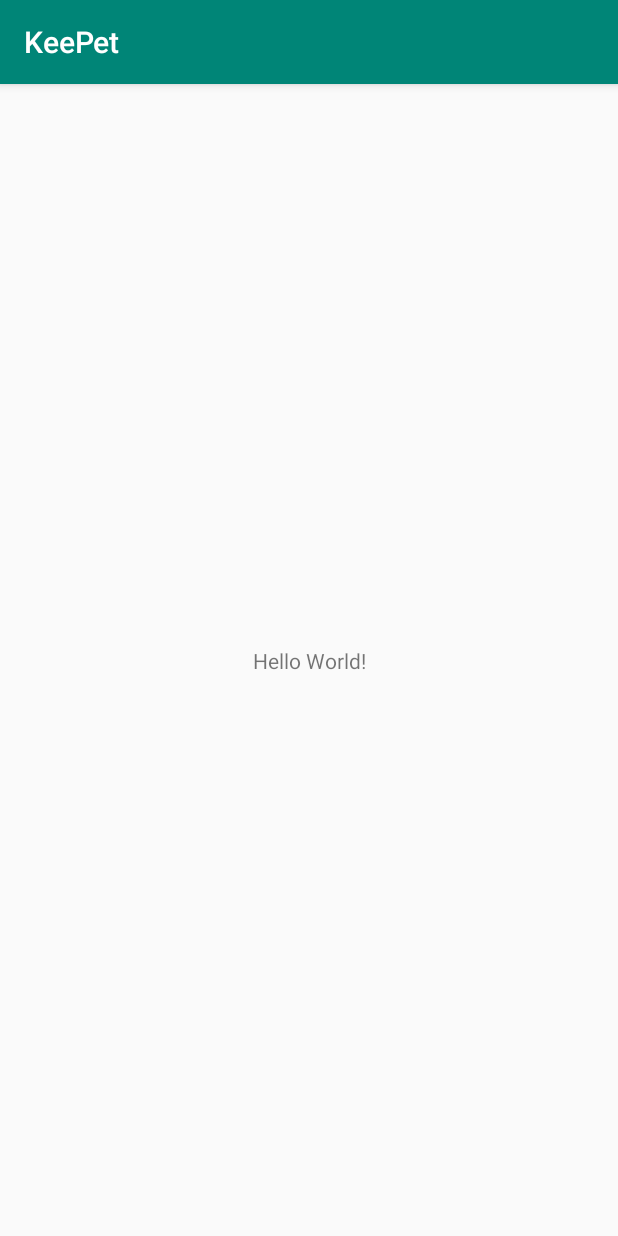
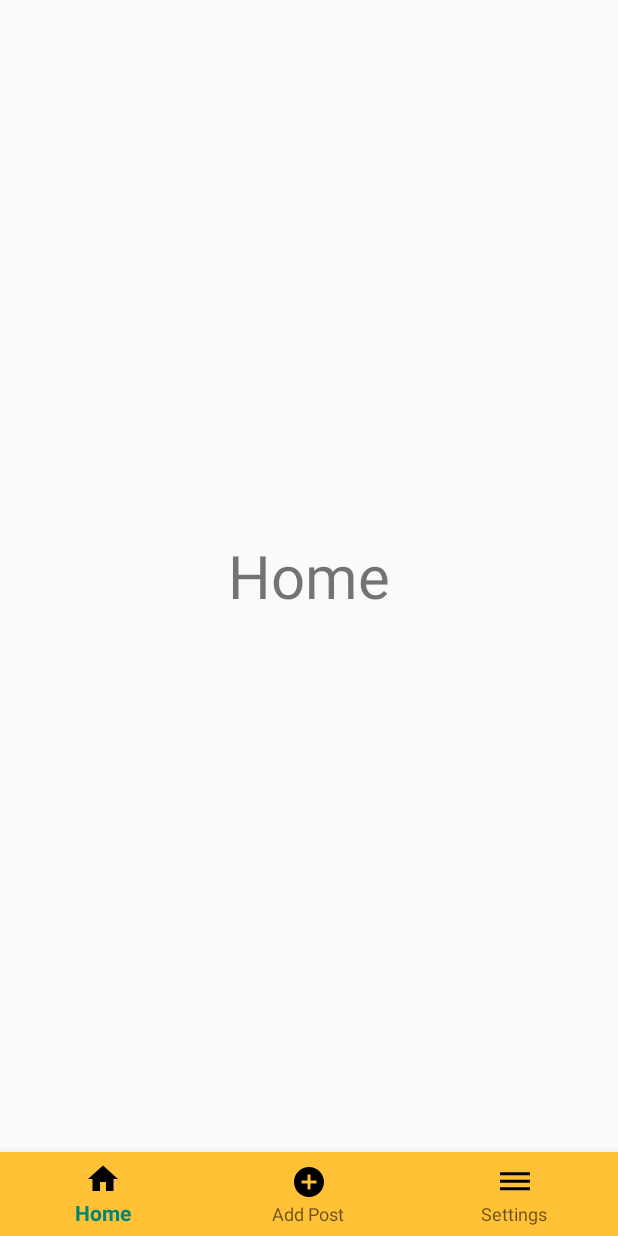
Before and after one commit to nadeentameesh14/KeePet, an Android app: the screen it shows after launch (MainActivity), on a phone screen of 412 x 824 dp. Run offline under Robolectric (Android 15) with nearby library versions, the phone set to English and light mode, and no system bars.

Commit message:
nav bar done with fragments ready

```diff
--- a/app/build.gradle
+++ b/app/build.gradle
@@ -22,8 +22,7 @@ android {
 dependencies {
     implementation fileTree(dir: 'libs', include: ['*.jar'])
     implementation 'androidx.appcompat:appcompat:1.1.0'
-    //noinspection GradleCompatible
-    implementation 'com.android.support:design:26.1.0'
+    implementation 'com.google.android.material:material:1.2.0-alpha03'
     implementation 'androidx.constraintlayout:constraintlayout:1.1.3'
     testImplementation 'junit:junit:4.12'
     androidTestImplementation 'androidx.test.ext:junit:1.1.1'
--- a/app/src/main/AndroidManifest.xml
+++ b/app/src/main/AndroidManifest.xml
@@ -7,7 +7,7 @@
         android:allowBackup="true"
         android:icon="@drawable/logo"
         android:label="KeePet"
-        android:roundIcon="@drawable/logo"
+        android:roundIcon="@drawable/round"
         android:supportsRtl="true"
         android:theme="@style/AppTheme"
         tools:ignore="GoogleAppIndexingWarning">
--- /dev/null
+++ b/app/src/main/java/com/example/myapplication/HomeFragment.java
@@ -0,0 +1,19 @@
+package com.example.myapplication;
+
+import android.os.Bundle;
+import android.view.LayoutInflater;
+import android.view.View;
+import android.view.ViewGroup;
+
+import androidx.annotation.NonNull;
+import androidx.annotation.Nullable;
+import androidx.fragment.app.Fragment;
+
+public class HomeFragment extends Fragment {
+
+    @Nullable
+    @Override
+    public View onCreateView(@NonNull LayoutInflater inflater, @Nullable ViewGroup container, @Nullable Bundle savedInstanceState) {
+        return inflater.inflate(R.layout.fragment_home, container, false);
+    }
+}
--- a/app/src/main/res/layout/activity_main.xml
+++ b/app/src/main/res/layout/activity_main.xml
@@ -1,18 +1,28 @@
 <?xml version="1.0" encoding="utf-8"?>
-<androidx.constraintlayout.widget.ConstraintLayout xmlns:android="http://schemas.android.com/apk/res/android"
+<RelativeLayout xmlns:android="http://schemas.android.com/apk/res/android"
     xmlns:app="http://schemas.android.com/apk/res-auto"
     xmlns:tools="http://schemas.android.com/tools"
     android:layout_width="match_parent"
     android:layout_height="match_parent"
     tools:context=".MainActivity">
 
-    <TextView
-        android:layout_width="wrap_content"
+    <FrameLayout
+        android:id="@+id/fragment_container"
+        android:layout_width="match_parent"
+        android:layout_height="match_parent"
+        android:layout_above="@id/bottom_navigation"
+        />
+    <com.google.android.material.bottomnavigation.BottomNavigationView
+        android:id="@+id/bottom_navigation"
+        android:layout_width="match_parent"
         android:layout_height="wrap_content"
-        android:text="Hello World!"
-        app:layout_constraintBottom_toBottomOf="parent"
-        app:layout_constraintLeft_toLeftOf="parent"
-        app:layout_constraintRight_toRightOf="parent"
-        app:layout_constraintTop_toTopOf="parent" />
+        android:layout_alignParentBottom="true"
+        app:menu="@menu/bottom_nav"
+        app:itemIconTint="#000000"
+        android:background="#FFC135"
 
-</androidx.constraintlayout.widget.ConstraintLayout>
+
+
+        />
+
+</RelativeLayout>
--- /dev/null
+++ b/app/src/main/res/layout/fragment_home.xml
@@ -0,0 +1,16 @@
+<?xml version="1.0" encoding="utf-8"?>
+<RelativeLayout xmlns:android="http://schemas.android.com/apk/res/android"
+    android:layout_width="match_parent" android:layout_height="match_parent">
+
+
+    <TextView
+        android:id="@+id/home_fragment"
+        android:layout_width="wrap_content"
+        android:layout_height="wrap_content"
+        android:text="@string/home"
+        android:textSize="40sp"
+        android:layout_centerInParent="true"
+
+        />
+
+</RelativeLayout>
--- /dev/null
+++ b/app/src/main/res/menu/bottom_nav.xml
@@ -0,0 +1,22 @@
+<?xml version="1.0" encoding="utf-8"?>
+<menu xmlns:android="http://schemas.android.com/apk/res/android">
+
+    <item
+        android:id="@+id/nav_home"
+        android:title="@string/home"
+        android:icon="@drawable/home"
+
+        />
+    <item
+        android:id="@+id/nav_add"
+        android:title="@string/add_post"
+        android:icon="@drawable/add"
+
+        />
+    <item
+        android:id="@+id/nav_settings"
+        android:title="@string/settings"
+        android:icon="@drawable/settings"
+
+        />
+</menu>
--- a/app/src/main/res/values/strings.xml
+++ b/app/src/main/res/values/strings.xml
@@ -1,3 +1,6 @@
 <resources>
     <string name="app_name">My Application</string>
+    <string name="home">Home</string>
+    <string name="add_post">Add Post</string>
+    <string name="settings">Settings</string>
 </resources>
--- a/app/src/main/res/values/styles.xml
+++ b/app/src/main/res/values/styles.xml
@@ -1,7 +1,7 @@
 <resources>
 
     <!-- Base application theme. -->
-    <style name="AppTheme" parent="Theme.AppCompat.Light.DarkActionBar">
+    <style name="AppTheme" parent="Theme.AppCompat.Light.NoActionBar">
         <!-- Customize your theme here. -->
         <item name="colorPrimary">@color/colorPrimary</item>
         <item name="colorPrimaryDark">@color/colorPrimaryDark</item>
```
Also changed, not shown: app/src/main/java/com/example/myapplication/AddFragment.java (added, +19 -0 lines), app/src/main/java/com/example/myapplication/MainActivity.java (+41 -0 lines), app/src/main/java/com/example/myapplication/SettingsFragment.java (added, +19 -0 lines), app/src/main/res/layout/fragment_add.xml (added, +16 -0 lines), app/src/main/res/layout/fragment_settings.xml (added, +16 -0 lines), app/src/main/res/drawable/round.png (added).
